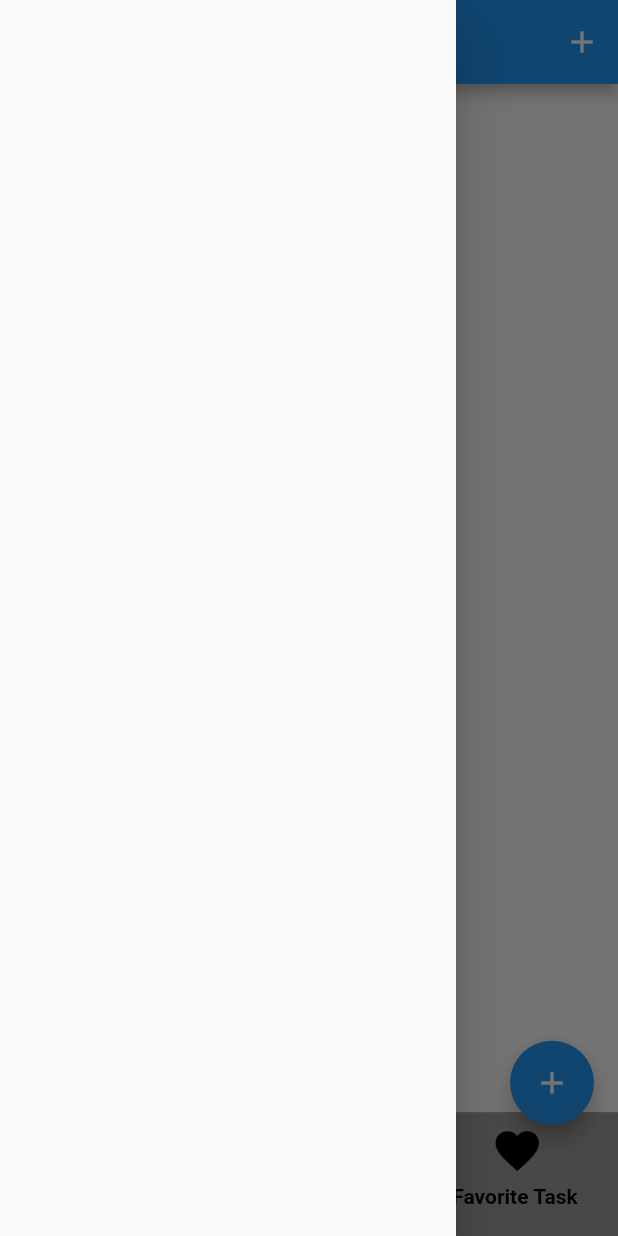
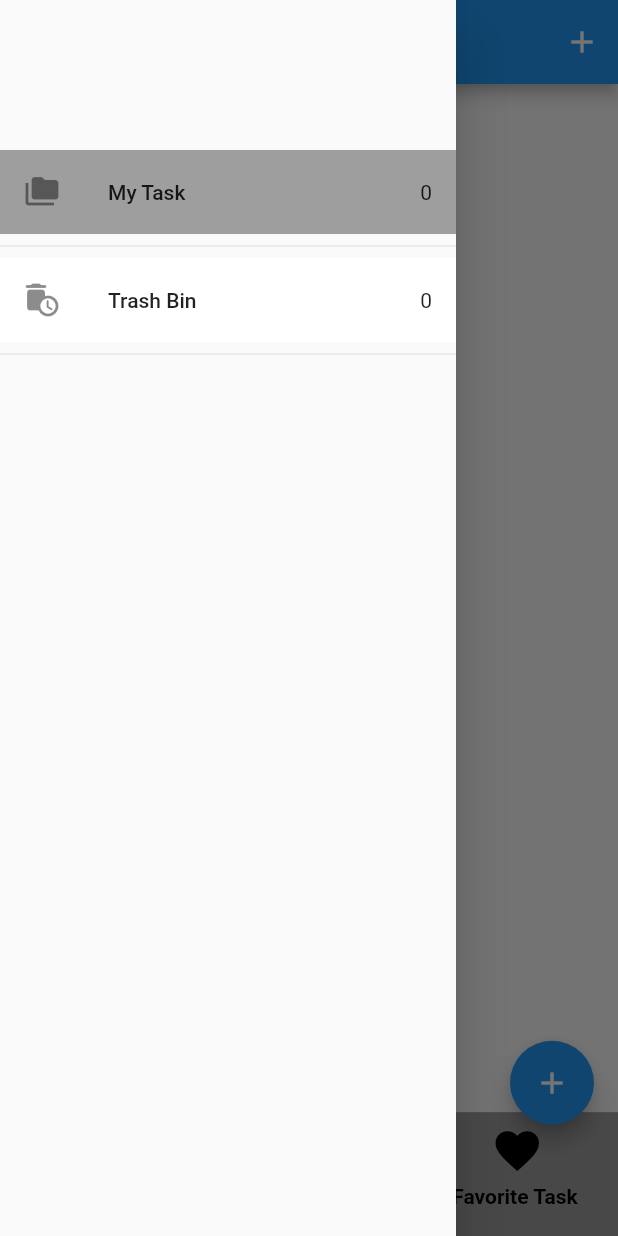
Before and after one commit to jilanfawwaz/todoap_bloc, a Flutter app: the screen it shows after launch, with the side drawer open, on a phone screen of 412 x 824 dp. Run offline on Flutter 3.47's test engine with Material 2 defaults, Android fonts, the phone set to English and light mode, and no system bars; our stand-ins replace bloc, equatable, flutter_bloc, hydrated_bloc.

Commit message:
trash bin/deleted task tapi dalam satu state

```diff
--- a/lib/bloc/task/task_bloc.dart
+++ b/lib/bloc/task/task_bloc.dart
@@ -9,7 +9,7 @@ part 'task_state.dart';
 //! hydrated_bloc 7 : ubah Bloc jadi HydratedBloc
 //! hydrated_bloc 8 : create 2 missing override
 class TaskBloc extends HydratedBloc<TaskEvent, TaskState> {
-  TaskBloc() : super(const TaskState()) {
+  TaskBloc() : super(const TaskInitial()) {
     on<AddTask>(_onAddTask);
 
     on<UpdateTask>(_onUpdateTask);
@@ -23,12 +23,14 @@ class TaskBloc extends HydratedBloc<TaskEvent, TaskState> {
     print(state.allTask);
 
     List<Task> task = state.allTask;
+    List<Task> deletedTask = state.allTask;
 
     emit(
       TaskState(
         //! pake list.from karena kalau langsung dari task bakal eror
         //! harus bikin object baru karena equatable akan menyamakan object, sehingga tidak teremit dan halaman tidak terefresh
         allTask: List.from(task)..add(event.task),
+        deletedTask: deletedTask,
       ),
     );
   }
@@ -41,6 +43,7 @@ class TaskBloc extends HydratedBloc<TaskEvent, TaskState> {
 
     //! perlu bikin object task baru, karena kalau edit dari object task yang lama, state ga ke trigger
     List<Task> allTask = List.from(state.allTask)..remove(task);
+    List<Task> deletedTask = state.deletedTask;
 
     task.isDone
         ? allTask.insert(
@@ -51,7 +54,7 @@ class TaskBloc extends HydratedBloc<TaskEvent, TaskState> {
             index,
             task.copyWith(isDone: true),
           );
-    emit(TaskState(allTask: allTask));
+    emit(TaskState(allTask: allTask, deletedTask: deletedTask));
 
     /*List<Task> allTask = state.allTask;
     final task = event.task;
@@ -69,8 +72,13 @@ class TaskBloc extends HydratedBloc<TaskEvent, TaskState> {
 
   void _onDeleteTask(DeleteTask event, Emitter<TaskState> emit) {
     final List<Task> allTask = List.from(state.allTask)..remove(event.task);
+    final List<Task> deletedTask = List.from(state.deletedTask)
+      ..add(event.task);
 
-    emit(TaskState(allTask: allTask));
+    emit(TaskState(
+      allTask: allTask,
+      deletedTask: deletedTask,
+    ));
   }
 
   //! hydrated_bloc 12 : tambah return TaskState.fromMap(json);
--- a/lib/bloc/task/task_state.dart
+++ b/lib/bloc/task/task_state.dart
@@ -10,9 +10,11 @@ part of 'task_bloc.dart';
 //! hydrated_bloc 10 : hapus fromJson dan toJson karena kita cuma butuh fromMap dan toMap, hapus juga import 'dart:convert'
 class TaskState extends Equatable {
   final List<Task> allTask;
+  final List<Task> deletedTask;
 
   const TaskState({
     this.allTask = const [],
+    this.deletedTask = const [],
   });
 
   @override
@@ -21,6 +23,7 @@ class TaskState extends Equatable {
   Map<String, dynamic> toMap() {
     return <String, dynamic>{
       'allTask': allTask.map((x) => x.toMap()).toList(),
+      'deletedTask': deletedTask.map((x) => x.toMap()).toList(),
     };
   }
 
@@ -31,6 +34,13 @@ class TaskState extends Equatable {
         map['allTask'].map<Task>(
           (x) => Task.fromMap(x as Map<String, dynamic>),
         ),
+
+      ),
+      deletedTask: List<Task>.from(
+        map['deletedTask'].map<Task>(
+          (x) => Task.fromMap(x as Map<String, dynamic>),
+        ),
+
       ),
     );
   }
--- a/lib/main.dart
+++ b/lib/main.dart
@@ -2,6 +2,7 @@ import 'package:flutter/material.dart';
 import 'package:todoapp_bloc/bloc/bloc_export.dart';
 import 'package:todoapp_bloc/bloc/bottompage/bottompage_bloc.dart';
 import 'package:todoapp_bloc/pages/homepages.dart';
+import 'package:todoapp_bloc/pages/trashbinpages.dart';
 
 //! hydrated_bloc 1 : install package hydrated_bloc dan path_provider
 //! hydrated_bloc 2 : tambahkan Future<> dan async karena kita akan menggunakan await
@@ -48,7 +49,10 @@ class MyApp extends StatelessWidget {
           ),
         ],
         child: MaterialApp(
-          home: HomePages(),
+          routes: {
+            '/': (context) => HomePages(),
+            TrashBinPage.nameRoute :(context) => TrashBinPage(),
+          },
           debugShowCheckedModeBanner: false,
         ));
   }
--- a/lib/model/task.dart
+++ b/lib/model/task.dart
@@ -4,13 +4,14 @@ import 'package:equatable/equatable.dart';
 class Task extends Equatable {
   final String id;
   final String title;
-
+  final String date;
   bool isDone;
   bool isSelected;
+
   Task({
     required this.id,
     required this.title,
-
+    required this.date,
     this.isDone = false,
     this.isSelected = false,
   });
@@ -18,8 +19,9 @@ class Task extends Equatable {
   //! mengambil data dari variabel, dan mengkonversi ke map
   Map<String, dynamic> toMap() {
     return <String, dynamic>{
-      'id':id,
+      'id': id,
       'title': title,
+      'date': date,
       'isDone': isDone,
       'isSelected': isSelected,
     };
@@ -30,6 +32,7 @@ class Task extends Equatable {
     return Task(
       id: map['id'] as String,
       title: map['title'] as String,
+      date: map['date'] as String,
       isDone: map['isDone'] as bool,
       isSelected: map['isSelected'] as bool,
     );
@@ -37,7 +40,8 @@ class Task extends Equatable {
 
   @override
   List<Object?> get props => [
-    id,
+        id,
+        date,
         title,
         isDone,
         isSelected,
@@ -48,11 +52,13 @@ class Task extends Equatable {
   Task copyWith({
     String? id,
     String? title,
+    String? date,
     bool? isDone,
     bool? isSelected,
   }) {
     return Task(
-      id:  id ?? this.id,
+      id: id ?? this.id,
+      date: date  ?? this.date,
       title: title ?? this.title,
       isDone: isDone ?? this.isDone,
       isSelected: isSelected ?? this.isSelected,
--- a/lib/pages/homepages.dart
+++ b/lib/pages/homepages.dart
@@ -5,11 +5,12 @@ import 'package:todoapp_bloc/model/task.dart';
 import 'package:todoapp_bloc/pages/completedpages.dart';
 import 'package:todoapp_bloc/pages/favoritepages.dart';
 import 'package:todoapp_bloc/pages/pendingpages.dart';
+import 'package:todoapp_bloc/pages/trashbinpages.dart';
 import 'package:todoapp_bloc/services/IDGenerator.dart';
 
 class HomePages extends StatelessWidget {
   HomePages({super.key});
-  TextEditingController _taskController = TextEditingController();
+  final TextEditingController _taskController = TextEditingController();
 
   _addText(BuildContext context) {
     return showModalBottomSheet(
@@ -71,6 +72,7 @@ class HomePages extends StatelessWidget {
                             task: Task(
                               id: IDGenerator.generate(),
                               title: _taskController.text,
+                              date: DateTime.now().toString(),
                             ),
                           ),
                         );
@@ -97,6 +99,8 @@ class HomePages extends StatelessWidget {
           return CompletedPages();
         case 3:
           return FavoritePages();
+        case 4:
+          return TrashBinPage();
         default:
           return PendingPages();
       }
@@ -116,6 +120,13 @@ class HomePages extends StatelessWidget {
       return Colors.grey;
     }
 
+    Color drawerColor(int index, int state) {
+      if (index == state) {
+        return Colors.grey;
+      }
+      return Colors.white;
+    }
+
     final w = MediaQuery.of(context).size.width;
     final h = MediaQuery.of(context).size.height;
     final bloc = context.read<BottomPageBloc>();
@@ -123,7 +134,43 @@ class HomePages extends StatelessWidget {
       // bottomNavigationBar: BottomNavigationBar,
       //! resizeToAvoidBottomInset supaya layout ga keresize pass keyboard muncul
       resizeToAvoidBottomInset: false,
-      drawer: const Drawer(),
+      drawer: Drawer(child: BlocBuilder<BottomPageBloc, int>(
+        builder: (context, state) {
+          return Column(
+            children: [
+              const SizedBox(
+                height: 100,
+              ),
+              ListTile(
+                tileColor: drawerColor(1, state),
+                onTap: () {
+                  bloc.add(ChangePage(page: 1));
+                  Navigator.pop(context);
+                },
+                trailing: const Text('0'),
+                title: const Text('My Task'),
+                leading: const Icon(
+                  Icons.folder_copy,
+                ),
+              ),
+              const Divider(),
+              ListTile(
+                tileColor: drawerColor(4, state),
+                onTap: () {
+                  bloc.add(ChangePage(page: 4));
+                  Navigator.pop(context);
+                },
+                trailing: const Text('0'),
+                title: const Text('Trash Bin'),
+                leading: const Icon(
+                  Icons.auto_delete_rounded,
+                ),
+              ),
+              const Divider(),
+            ],
+          );
+        },
+      )),
       appBar: AppBar(
         title: const Text(
           'Pending Task',
--- a/pubspec.yaml
+++ b/pubspec.yaml
@@ -35,6 +35,7 @@ dependencies:
     sdk: flutter
   flutter_bloc: ^8.1.1
   hydrated_bloc: ^9.0.0
+  intl: ^0.17.0
   path_provider: ^2.0.11
 
 dev_dependencies:
```
Also changed, not shown: lib/pages/listtile.dart (+20 -10 lines), lib/pages/trashbinpages.dart (added, +27 -0 lines), pubspec.lock.
